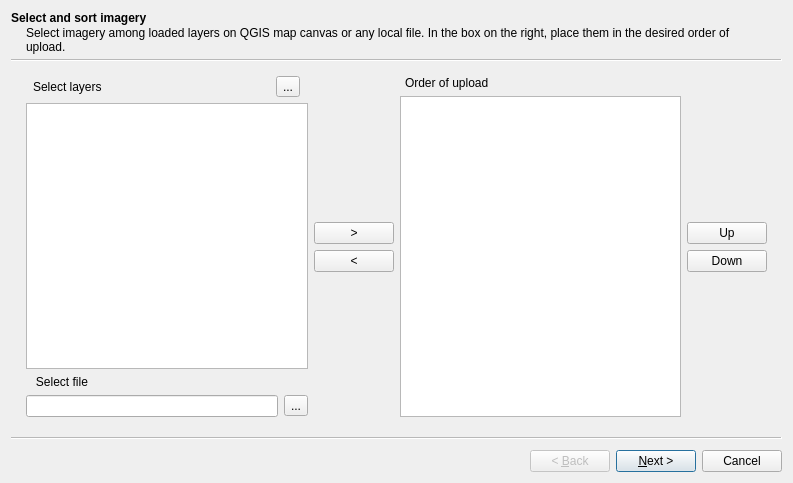
hotosm/oam-qgis-plugin, file OpenAerialMap/gui/ui/img_uploader_wizard.ui: the form before one commit.
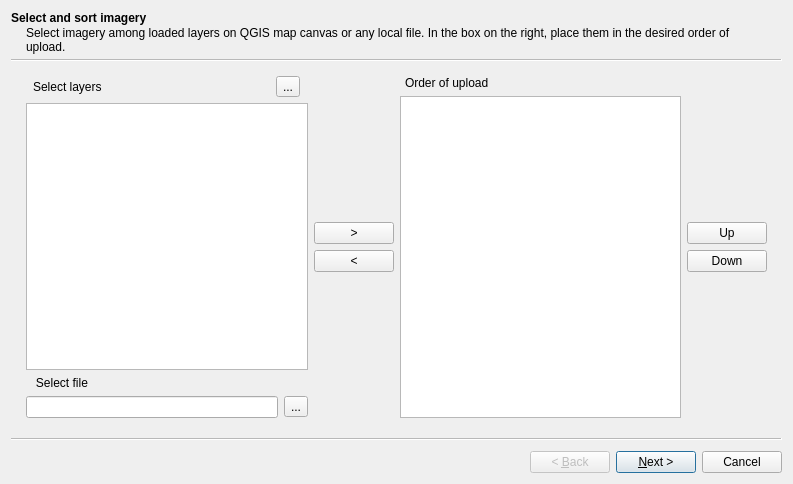
The form after the commit.

Commit message: 1. enabled the functions for upload options (reprojection, license, notify_oam, trigger_tiling) 2. moved reproject function into a separate module (module_convert_files.py) 3. commented out the convert_to_tif() function, since reproject() function automatically convert the non-tif file into tif file 4. added reload button (not implemented yet)

Diff of the .ui file:
```diff
--- a/OpenAerialMap/gui/ui/img_uploader_wizard.ui
+++ b/OpenAerialMap/gui/ui/img_uploader_wizard.ui
@@ -7,7 +7,7 @@
     <x>0</x>
     <y>0</y>
     <width>793</width>
-    <height>483</height>
+    <height>484</height>
    </rect>
   </property>
   <property name="windowTitle">
```
Left out of the diff: 21 changed lines with no effect on the pictures. The commit also changes 4 other files.
